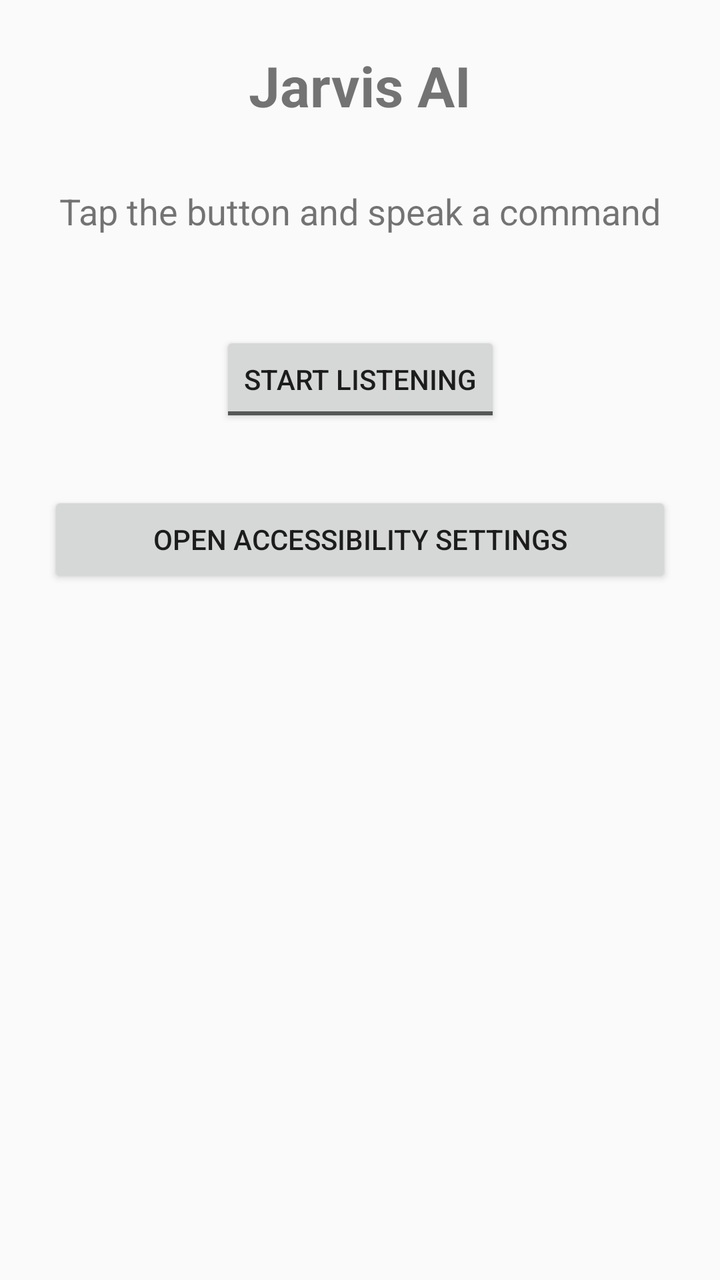
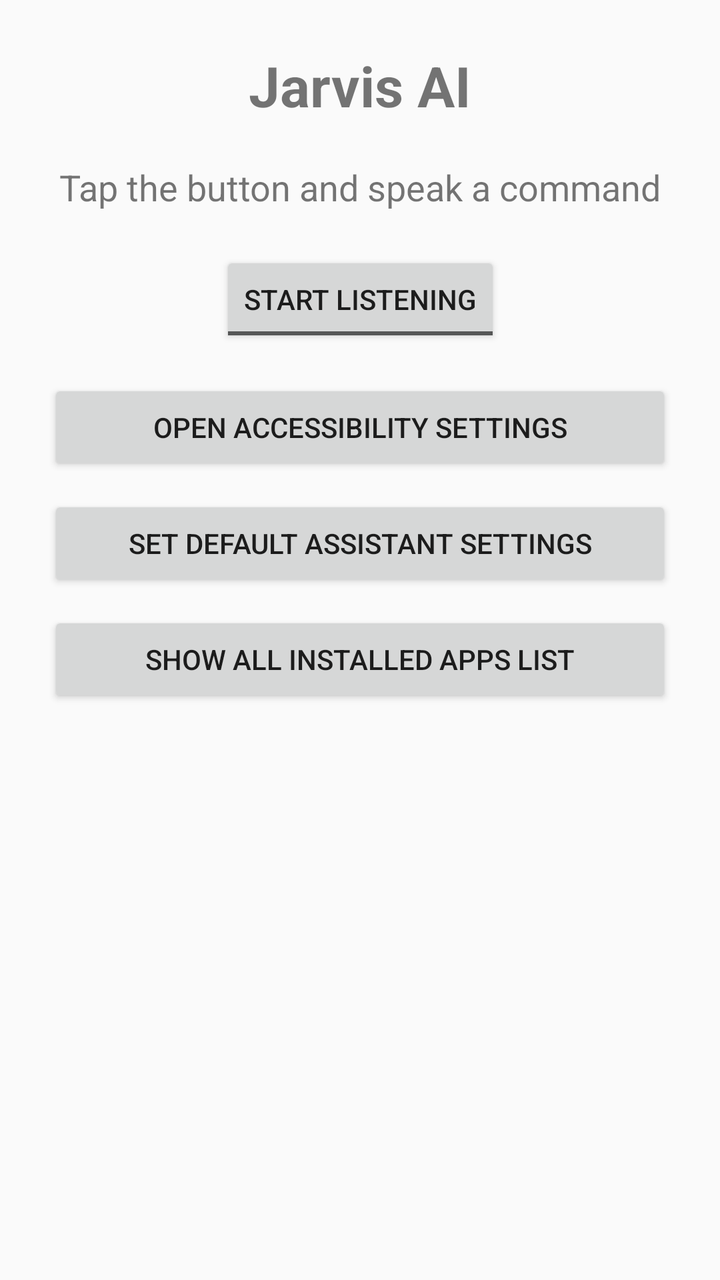

An Android layout rendered at two revisions. The XML below is the earlier revision; the diff shows what the commit changed to produce the second picture.
<!-- AndroidManifest.xml: application theme Theme.AppCompat.Light.NoActionBar -->
<!-- res/layout/activity_main.xml -->
<?xml version="1.0" encoding="utf-8"?>
<androidx.constraintlayout.widget.ConstraintLayout xmlns:android="http://schemas.android.com/apk/res/android"
    xmlns:app="http://schemas.android.com/apk/res-auto"
    android:layout_width="match_parent"
    android:layout_height="match_parent"
    android:padding="24dp">

    <TextView
        android:id="@+id/titleTextView"
        android:layout_width="wrap_content"
        android:layout_height="wrap_content"
        android:text="@string/app_name"
        android:textSize="28sp"
        android:textStyle="bold"
        app:layout_constraintTop_toTopOf="parent"
        app:layout_constraintStart_toStartOf="parent"
        app:layout_constraintEnd_toEndOf="parent" />

    <TextView
        android:id="@+id/statusTextView"
        android:layout_width="wrap_content"
        android:layout_height="wrap_content"
        android:text="@string/status_not_listening"
        android:textSize="18sp"
        android:layout_marginTop="32dp"
        app:layout_constraintTop_toBottomOf="@id/titleTextView"
        app:layout_constraintStart_toStartOf="parent"
        app:layout_constraintEnd_toEndOf="parent" />

    <ToggleButton
        android:id="@+id/listenToggleButton"
        android:layout_width="wrap_content"
        android:layout_height="wrap_content"
        android:textOn="@string/stop_listening"
        android:textOff="@string/start_listening"
        android:layout_marginTop="48dp"
        app:layout_constraintTop_toBottomOf="@id/statusTextView"
        app:layout_constraintStart_toStartOf="parent"
        app:layout_constraintEnd_toEndOf="parent" />

    <Button
        android:id="@+id/accessibilitySettingsButton"
        android:layout_width="0dp"
        android:layout_height="wrap_content"
        android:text="@string/open_accessibility_settings"
        android:layout_marginTop="32dp"
        app:layout_constraintTop_toBottomOf="@id/listenToggleButton"
        app:layout_constraintStart_toStartOf="parent"
        app:layout_constraintEnd_toEndOf="parent" />

    <TextView
        android:id="@+id/commandFeedbackTextView"
        android:layout_width="0dp"
        android:layout_height="wrap_content"
        android:text=""
        android:textSize="16sp"
        android:gravity="center"
        android:layout_marginTop="32dp"
        app:layout_constraintTop_toBottomOf="@id/accessibilitySettingsButton"
        app:layout_constraintStart_toStartOf="parent"
        app:layout_constraintEnd_toEndOf="parent" />

</androidx.constraintlayout.widget.ConstraintLayout>
<!-- resources referenced by this layout -->
<resources>
  <string name="app_name">Jarvis AI</string>
  <string name="open_accessibility_settings">Open Accessibility Settings</string>
  <string name="start_listening">Start Listening</string>
  <string name="status_not_listening">Tap the button and speak a command</string>
  <string name="stop_listening">Stop Listening</string>
</resources>

<!-- the commit's change to res/layout/activity_main.xml (unified diff, before → after) -->
@@ -22,7 +22,7 @@
         android:layout_height="wrap_content"
         android:text="@string/status_not_listening"
         android:textSize="18sp"
-        android:layout_marginTop="32dp"
+        android:layout_marginTop="20dp"
         app:layout_constraintTop_toBottomOf="@id/titleTextView"
         app:layout_constraintStart_toStartOf="parent"
         app:layout_constraintEnd_toEndOf="parent" />
@@ -33,7 +33,7 @@
         android:layout_height="wrap_content"
         android:textOn="@string/stop_listening"
         android:textOff="@string/start_listening"
-        android:layout_marginTop="48dp"
+        android:layout_marginTop="20dp"
         app:layout_constraintTop_toBottomOf="@id/statusTextView"
         app:layout_constraintStart_toStartOf="parent"
         app:layout_constraintEnd_toEndOf="parent" />
@@ -43,8 +43,28 @@
         android:layout_width="0dp"
         android:layout_height="wrap_content"
         android:text="@string/open_accessibility_settings"
-        android:layout_marginTop="32dp"
+        android:layout_marginTop="16dp"
         app:layout_constraintTop_toBottomOf="@id/listenToggleButton"
+        app:layout_constraintStart_toStartOf="parent"
+        app:layout_constraintEnd_toEndOf="parent" />
+
+    <Button
+        android:id="@+id/setDefaultAssistantButton"
+        android:layout_width="0dp"
+        android:layout_height="wrap_content"
+        android:text="Set Default Assistant Settings"
+        android:layout_marginTop="10dp"
+        app:layout_constraintTop_toBottomOf="@id/accessibilitySettingsButton"
+        app:layout_constraintStart_toStartOf="parent"
+        app:layout_constraintEnd_toEndOf="parent" />
+
+    <Button
+        android:id="@+id/showAppsButton"
+        android:layout_width="0dp"
+        android:layout_height="wrap_content"
+        android:text="Show All Installed Apps List"
+        android:layout_marginTop="10dp"
+        app:layout_constraintTop_toBottomOf="@id/setDefaultAssistantButton"
         app:layout_constraintStart_toStartOf="parent"
         app:layout_constraintEnd_toEndOf="parent" />
 
@@ -55,8 +75,8 @@
         android:text=""
         android:textSize="16sp"
         android:gravity="center"
-        android:layout_marginTop="32dp"
-        app:layout_constraintTop_toBottomOf="@id/accessibilitySettingsButton"
+        android:layout_marginTop="20dp"
+        app:layout_constraintTop_toBottomOf="@id/showAppsButton"
         app:layout_constraintStart_toStartOf="parent"
         app:layout_constraintEnd_toEndOf="parent" />
 
